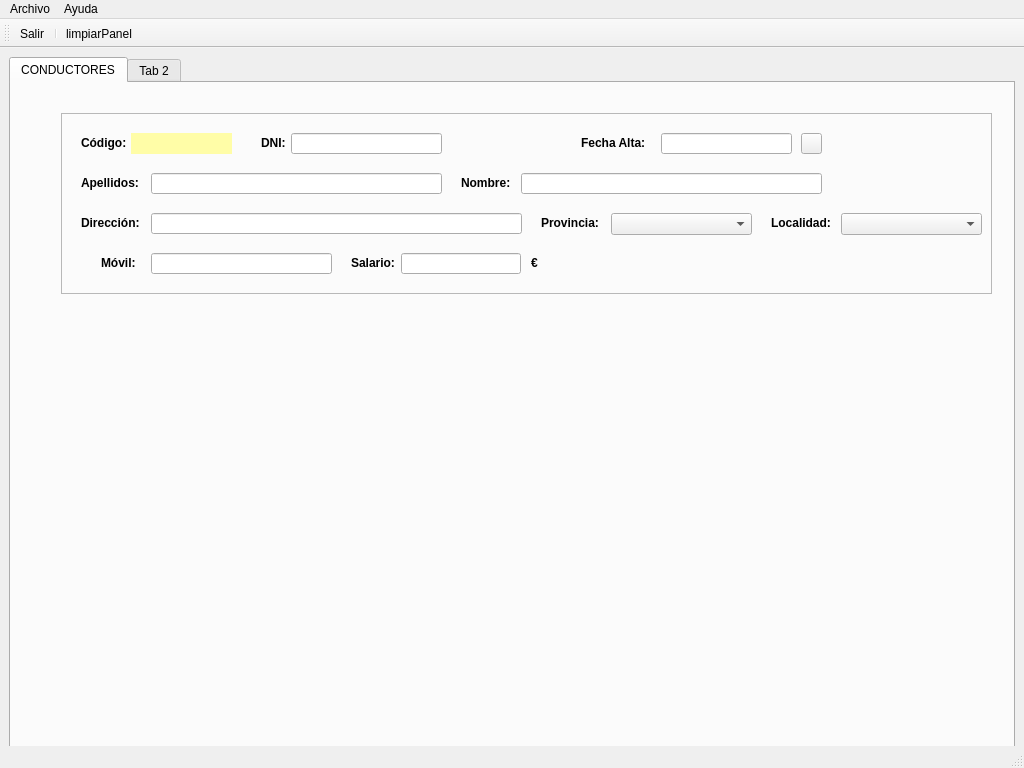
Before: the Qt Designer form TEMA 1/mainWindow.ui in braisdp6/2DAM_DI, drawn with Qt 5.
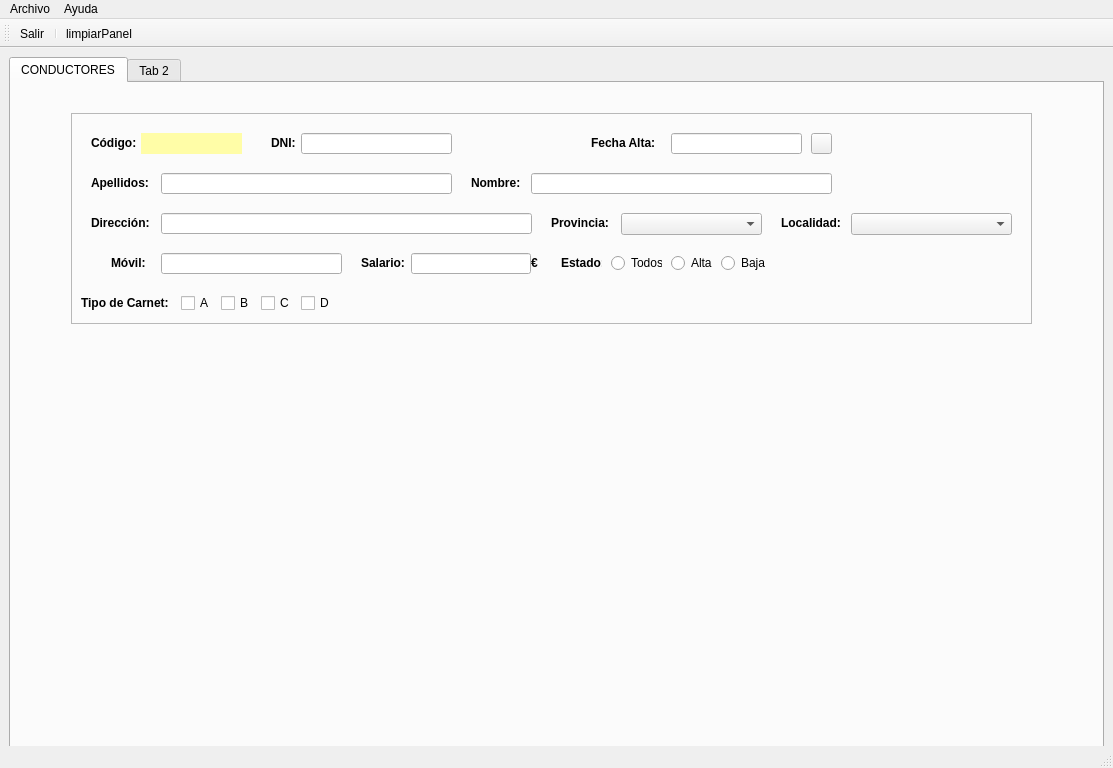
After: the same form once the commit is applied. Icons and pictures are not drawn.

Patch:
```diff
--- a/TEMA 1/mainWindow.ui
+++ b/TEMA 1/mainWindow.ui
@@ -6,7 +6,7 @@
    <rect>
     <x>0</x>
     <y>0</y>
-    <width>1024</width>
+    <width>1113</width>
     <height>768</height>
    </rect>
   </property>
@@ -55,10 +55,10 @@
        <widget class="QFrame" name="frameConductores">
         <property name="geometry">
          <rect>
-          <x>50</x>
+          <x>60</x>
           <y>30</y>
-          <width>931</width>
-          <height>181</height>
+          <width>961</width>
+          <height>211</height>
          </rect>
         </property>
         <property name="frameShape">
@@ -387,10 +387,16 @@
           <rect>
            <x>40</x>
            <y>140</y>
-           <width>41</width>
+           <width>60</width>
            <height>20</height>
           </rect>
          </property>
+         <property name="minimumSize">
+          <size>
+           <width>60</width>
+           <height>20</height>
+          </size>
+         </property>
          <property name="font">
           <font>
            <weight>75</weight>
@@ -485,7 +491,7 @@
           <rect>
            <x>780</x>
            <y>100</y>
-           <width>141</width>
+           <width>161</width>
            <height>22</height>
           </rect>
          </property>
@@ -495,10 +501,16 @@
           <rect>
            <x>290</x>
            <y>140</y>
-           <width>51</width>
+           <width>60</width>
            <height>20</height>
           </rect>
          </property>
+         <property name="minimumSize">
+          <size>
+           <width>60</width>
+           <height>20</height>
+          </size>
+         </property>
          <property name="font">
           <font>
            <weight>75</weight>
@@ -531,7 +543,7 @@
         <widget class="QLabel" name="lblEuro">
          <property name="geometry">
           <rect>
-           <x>470</x>
+           <x>460</x>
            <y>140</y>
            <width>16</width>
            <height>20</height>
@@ -550,6 +562,195 @@
           <string>€</string>
          </property>
         </widget>
+        <widget class="QLabel" name="lblCarnet">
+         <property name="geometry">
+          <rect>
+           <x>10</x>
+           <y>180</y>
+           <width>91</width>
+           <height>20</height>
+          </rect>
+         </property>
+         <property name="minimumSize">
+          <size>
+           <width>60</width>
+           <height>20</height>
+          </size>
+         </property>
+         <property name="font">
+          <font>
+           <weight>75</weight>
+           <bold>true</bold>
+          </font>
+         </property>
+         <property name="styleSheet">
+          <string notr="true"/>
+         </property>
+         <property name="text">
+          <string>Tipo de Carnet:</string>
+         </property>
+        </widget>
+        <widget class="QCheckBox" name="chkA">
+         <property name="geometry">
+          <rect>
+           <x>110</x>
+           <y>180</y>
+           <width>31</width>
+           <height>20</height>
+          </rect>
+         </property>
+         <property name="minimumSize">
+          <size>
+           <width>0</width>
+           <height>20</height>
+          </size>
+         </property>
+         <property name="text">
+          <string>A</string>
+         </property>
+        </widget>
+        <widget class="QCheckBox" name="chkB">
+         <property name="geometry">
+          <rect>
+           <x>150</x>
+           <y>180</y>
+           <width>31</width>
+           <height>20</height>
+          </rect>
+         </property>
+         <property name="minimumSize">
+          <size>
+           <width>0</width>
+           <height>20</height>
+          </size>
+         </property>
+         <property name="text">
+          <string>B</string>
+         </property>
+        </widget>
+        <widget class="QCheckBox" name="chkC">
+         <property name="geometry">
+          <rect>
+           <x>190</x>
+           <y>180</y>
+           <width>31</width>
+           <height>20</height>
+          </rect>
+         </property>
+         <property name="minimumSize">
+          <size>
+           <width>0</width>
+           <height>20</height>
+          </size>
+         </property>
+         <property name="text">
+          <string>C</string>
+         </property>
+        </widget>
+        <widget class="QCheckBox" name="chkD">
+         <property name="geometry">
+          <rect>
+           <x>230</x>
+           <y>180</y>
+           <width>31</width>
+           <height>20</height>
+          </rect>
+         </property>
+         <property name="minimumSize">
+          <size>
+           <width>0</width>
+           <height>20</height>
+          </size>
+         </property>
+         <property name="text">
+          <string>D</string>
+         </property>
+        </widget>
+        <widget class="QLabel" name="lblEstado">
+         <property name="geometry">
+          <rect>
+           <x>490</x>
+           <y>140</y>
+           <width>41</width>
+           <height>20</height>
+          </rect>
+         </property>
+         <property name="minimumSize">
+          <size>
+           <width>0</width>
+           <height>20</height>
+          </size>
+         </property>
+         <property name="font">
+          <font>
+           <weight>75</weight>
+           <bold>true</bold>
+          </font>
+         </property>
+         <property name="styleSheet">
+          <string notr="true"/>
+         </property>
+         <property name="text">
+          <string>Estado:</string>
+         </property>
+        </widget>
+        <widget class="QRadioButton" name="rbtTodos">
+         <property name="geometry">
+          <rect>
+           <x>540</x>
+           <y>140</y>
+           <width>51</width>
+           <height>20</height>
+          </rect>
+         </property>
+         <property name="minimumSize">
+          <size>
+           <width>0</width>
+           <height>20</height>
+          </size>
+         </property>
+         <property name="text">
+          <string>Todos</string>
+         </property>
+        </widget>
+        <widget class="QRadioButton" name="rbtBaja">
+         <property name="geometry">
+          <rect>
+           <x>650</x>
+           <y>140</y>
+           <width>51</width>
+           <height>20</height>
+          </rect>
+         </property>
+         <property name="minimumSize">
+          <size>
+           <width>0</width>
+           <height>20</height>
+          </size>
+         </property>
+         <property name="text">
+          <string>Baja</string>
+         </property>
+        </widget>
+        <widget class="QRadioButton" name="rbtAlta">
+         <property name="geometry">
+          <rect>
+           <x>600</x>
+           <y>140</y>
+           <width>51</width>
+           <height>20</height>
+          </rect>
+         </property>
+         <property name="minimumSize">
+          <size>
+           <width>0</width>
+           <height>20</height>
+          </size>
+         </property>
+         <property name="text">
+          <string>Alta</string>
+         </property>
+        </widget>
        </widget>
       </widget>
       <widget class="QWidget" name="tab_2">
@@ -566,7 +767,7 @@
     <rect>
      <x>0</x>
      <y>0</y>
-     <width>1024</width>
+     <width>1113</width>
      <height>21</height>
     </rect>
    </property>
```
